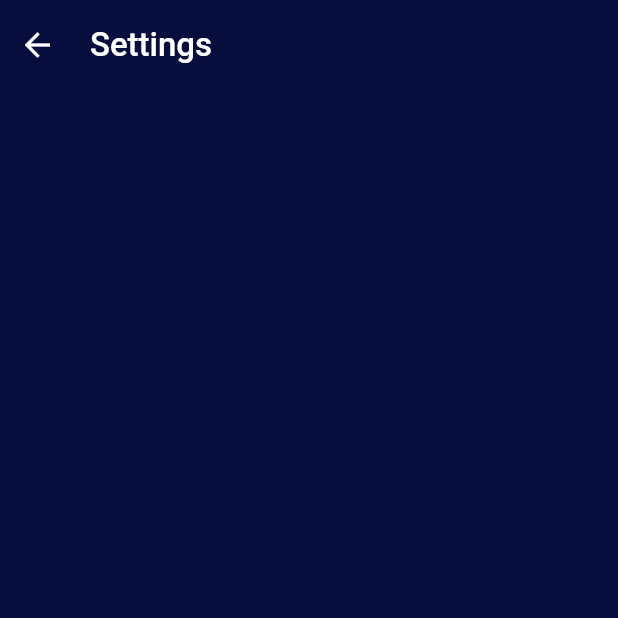
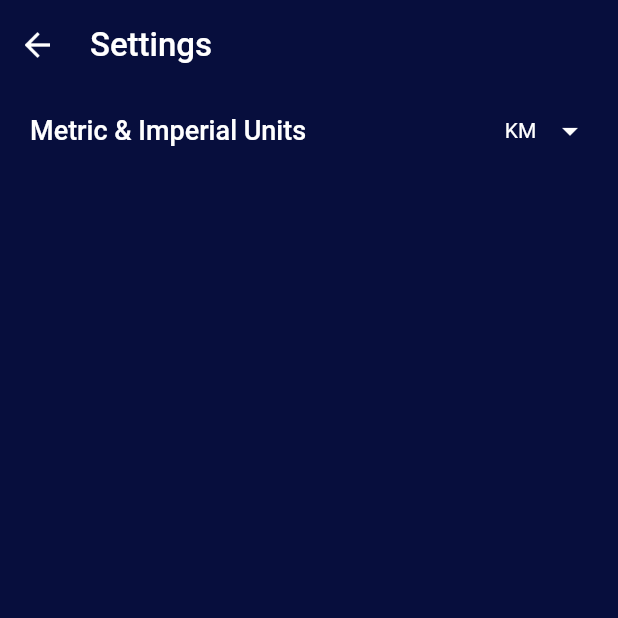
Before and after one commit to JohannOlivares/Test, a Flutter app: the SettingScreen screen opened by its route, on a phone screen of 412 x 824 dp, the top half of it. Run offline on Flutter 3.47's test engine with Material 2 defaults, Android fonts, the phone set to English and light mode, and no system bars; our stand-ins replace charts_flutter, flutter_rating_bar, google_maps_flutter, location, lottie, pedometer and 3 more; missing offline and left inert: flutter_polyline_points; accounts and stored records are empty.

Commit message:
Completed setting screen for map!!

```diff
--- a/lib/localization/language/language_en.dart
+++ b/lib/localization/language/language_en.dart
@@ -326,7 +326,7 @@ class LanguageEn extends Languages {
   String get txtSteps => "Steps";
 
   @override
-  String get txtSTEPSTRACKER => "STEPS TRACKER";
+  String get txtStepStracker => "STEPS TRACKER";
 
   @override
   String get txtLast7DaysSteps => "Last 7 Days Steps:";
@@ -354,4 +354,10 @@ class LanguageEn extends Languages {
 
   @override
   String get txtWeeklyStatistics => "Weekly Statistics";
+
+  @override
+  String get txtTroubleShooting => "Troubleshooting";
+
+  @override
+  String get txtMetricAndImperialUnits => "Metric & Imperial Units";
 }
--- a/lib/localization/language/languages.dart
+++ b/lib/localization/language/languages.dart
@@ -212,17 +212,32 @@ abstract class Languages {
   String get txtMinMi;
 
   String get txtKcal;
+
   String get txtMile;
+
   String get txtSteps;
-  String get txtSTEPSTRACKER;
+
+  String get txtStepStracker;
+
   String get txtLast7DaysSteps;
 
   String get txtReset;
+
   String get txtEditTarget;
+
   String get txtTurnoff;
+
   String get txtEditTargetSteps;
+
   String get txtEditStepsTargetDesc;
+
   String get txtCancel;
+
   String get txtSave;
+
   String get txtWeeklyStatistics;
+
+  String get txtTroubleShooting;
+
+  String get txtMetricAndImperialUnits;
 }
--- a/lib/ui/settings/SettingScreen.dart
+++ b/lib/ui/settings/SettingScreen.dart
@@ -11,17 +11,18 @@ class SettingScreen extends StatefulWidget {
   _SettingScreenState createState() => _SettingScreenState();
 }
 
-class _SettingScreenState extends State<SettingScreen> implements TopBarClickListener {
+class _SettingScreenState extends State<SettingScreen>
+    implements TopBarClickListener {
+
+  List<String> units;
+  String _chosenValue;
+
   @override
   Widget build(BuildContext context) {
-    var fullHeight = MediaQuery
-        .of(context)
-        .size
-        .height;
-    var fullWidth = MediaQuery
-        .of(context)
-        .size
-        .width;
+
+    units = [Languages.of(context).txtKM, Languages.of(context).txtMILE];
+    if (_chosenValue == null) _chosenValue = units[0];
+
     return Scaffold(
       backgroundColor: Colur.common_bg_dark,
       body: SafeArea(
@@ -30,16 +31,85 @@ class _SettingScreenState extends State<SettingScreen> implements TopBarClickLis
             children: [
               //Top Bar
               Container(
-                child: CommonTopBar(Languages
-                    .of(context)
-                    .txtSettings, this, isShowBack: true,),
+                child: CommonTopBar(
+                  Languages.of(context).txtSettings,
+                  this,
+                  isShowBack: true,
+                ),
               ),
+             /* Container(
+                margin: EdgeInsets.symmetric(horizontal: 20.0, vertical: 15.0),
+                child: Row(
+                  crossAxisAlignment: CrossAxisAlignment.center,
+                  children: [
+                    Expanded(
+                      child: Text(
+                        Languages.of(context).txtTroubleShooting,
+                        textAlign: TextAlign.left,
+                        style: TextStyle(
+                            color: Colur.txt_white,
+                            fontSize: 18,
+                            fontWeight: FontWeight.w500),
+                      ),
+                    ),
+                    Image.asset(
+                      "assets/icons/ic_trouble_shooting.png",
+                      scale: 4,
+                    ),
+                  ],
+                ),
+              ),
+              Divider(
+                color: Colur.txt_grey,
+                indent: 20.0,
+                endIndent: 20.0,
+              ),*/
+              Container(
+                margin: EdgeInsets.symmetric(horizontal: 20.0, vertical: 15.0),
+                child: Row(
+                  crossAxisAlignment: CrossAxisAlignment.center,
+                  children: [
+                    Expanded(
+                      child: Text(
+                        Languages.of(context).txtMetricAndImperialUnits,
+                        textAlign: TextAlign.left,
+                        style: TextStyle(
+                            color: Colur.txt_white,
+                            fontSize: 18,
+                            fontWeight: FontWeight.w500),
+                      ),
+                    ),
+                    DropdownButton<String>(
+                      value: _chosenValue,
+                      elevation: 2,
+                      style: TextStyle(color: Colur.white),
+                      iconEnabledColor: Colur.white,
+                      iconDisabledColor: Colur.white,
+                      dropdownColor: Colur.progress_background_color,
+                      underline: Container(
+                        color: Colur.transparent,
+                      ),
+                      isDense: true,
 
-
+                      items:
+                          units.map<DropdownMenuItem<String>>((String value) {
+                        return DropdownMenuItem<String>(
+                          value: value,
+                          child: Text(value),
+                        );
+                      }).toList(),
+                      onChanged: (String value) {
+                        setState(() {
+                          _chosenValue = value;
+                        });
+                      },
+                    ),
+                  ],
+                ),
+              ),
             ],
           ),
         ),
-
       ),
     );
   }
--- a/lib/ui/stepsTracker/StepsTrackerScreen.dart
+++ b/lib/ui/stepsTracker/StepsTrackerScreen.dart
@@ -44,7 +44,7 @@ class _StepsTrackerScreenState extends State<StepsTrackerScreen>
                 //TopBar
                 Container(
                   child: CommonTopBar(
-                    Languages.of(context).txtSTEPSTRACKER,
+                    Languages.of(context).txtStepStracker,
                     this,
                     isShowBack: true,
                     isOptions: true,
--- a/pubspec.yaml
+++ b/pubspec.yaml
@@ -38,8 +38,8 @@ dependencies:
   pedometer: ^3.0.0
   lottie: ^0.6.0
   flutter_rating_bar: ^4.0.0
-  syncfusion_flutter_charts: ^19.2.47
   charts_flutter: ^0.11.0
+  volume: ^1.0.1
 
   # The following adds the Cupertino Icons font to your application.
   # Use with the CupertinoIcons class for iOS style icons.
@@ -121,6 +121,7 @@ flutter:
    - assets/icons/ic_turn_off.png
    - assets/icons/ic_statistics.png
    - assets/icons/ic_star_blue.png
+   - assets/icons/ic_trouble_shooting.png
    - assets/images/
    - assets/images/dummy_girl.png
    - assets/images/bg_countdown_timer_blue.webp
```
Also changed, not shown: assets/icons/ic_trouble_shooting.png (added).
